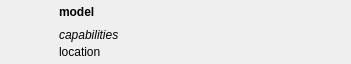
Before: the Qt Designer form qt/board_widget.ui in Koromix/tytools, drawn with Qt 5.
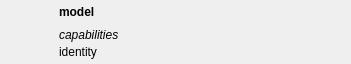
After: the same form once the commit is applied. The open tabs and pages were chosen to show the change. Icons and pictures are not drawn.

Commit message:
Add identity field to ty_board
Each board gets a new identity field that looks like '<location>#<serial>'.
You can match it with ty_board_matches_identity, the matching rules obey
those described in the README.md (see --board).

This basically moves the CLI device matching code to libty to consolidate
the functionality and allow its use in TyQt too.

Diff of the .ui file:
```diff
--- a/qt/board_widget.ui
+++ b/qt/board_widget.ui
@@ -133,7 +133,7 @@
          <item>
           <widget class="QLabel" name="locationLabel">
            <property name="text">
-            <string>location</string>
+            <string>identity</string>
            </property>
           </widget>
          </item>
```
Left out of the diff: 2 changed lines with no effect on the pictures. The commit also changes 10 other files.
